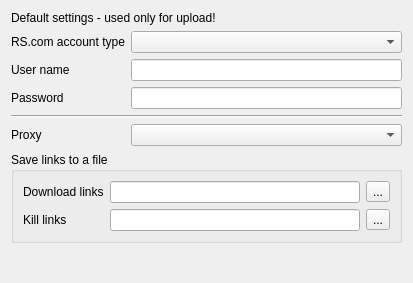
This is engines/RapidshareOptsForm.ui in LubosD/fatrat as Qt 5 draws it before an edit. The edited form follows.
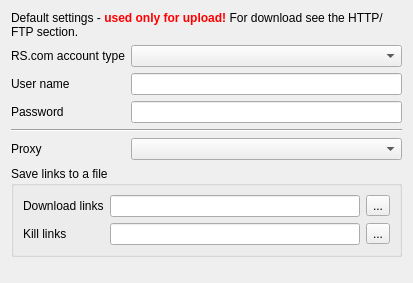
This is the edited form.

```diff
--- a/engines/RapidshareOptsForm.ui
+++ b/engines/RapidshareOptsForm.ui
@@ -16,7 +16,13 @@
    <item row="0" column="0" colspan="2" >
     <widget class="QLabel" name="labelSettings" >
      <property name="text" >
-      <string>Default settings - used only for upload!</string>
+      <string>Default settings - &lt;b>&lt;font color="red">used only for upload!&lt;/font>&lt;/b> For download see the HTTP/FTP section.</string>
+     </property>
+     <property name="scaledContents" >
+      <bool>false</bool>
+     </property>
+     <property name="wordWrap" >
+      <bool>true</bool>
      </property>
     </widget>
    </item>
```
Left out of the diff: 2 changed lines with no effect on the pictures.
